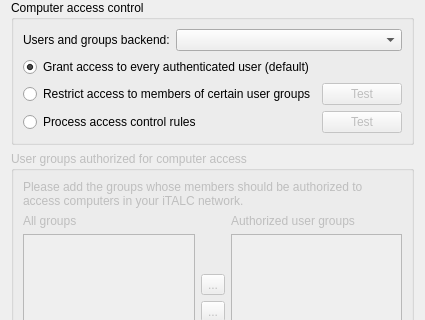
veyon/veyon, file configurator/forms/AccessControlPage.ui: the form before one commit; both pictures show x 0 to 425 and y 0 to 320 of the 425 by 643 pixel window.
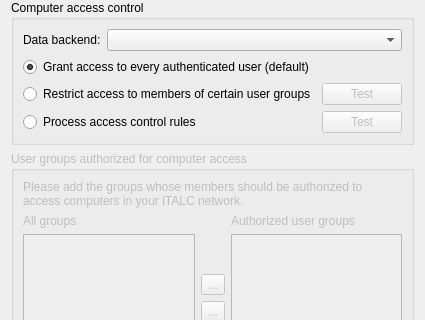
The form after the commit. Icons and pictures are not drawn.

Commit message:
Core: refactor AccessControlRules and use AccessControlDataBackends
This removes any direct references to LdapDirectory from
AccessControlProvider and also allows more definition of more specific
conditions by introducing condition-specific subjects.

Diff of the .ui file:
```diff
--- a/configurator/forms/AccessControlPage.ui
+++ b/configurator/forms/AccessControlPage.ui
@@ -84,7 +84,7 @@
         <item>
          <widget class="QLabel" name="label">
           <property name="text">
-           <string>Users and groups backend:</string>
+           <string>Data backend:</string>
           </property>
          </widget>
         </item>
```
Left out of the diff: 2 changed lines with no effect on the pictures. The commit also changes 21 other files.
